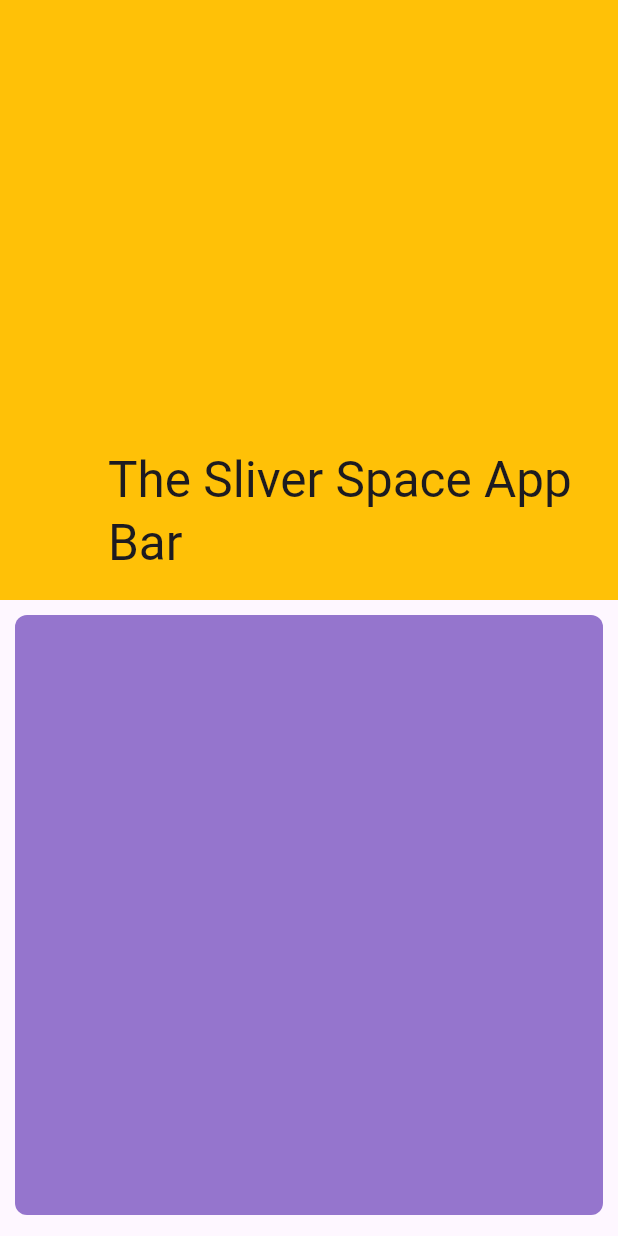
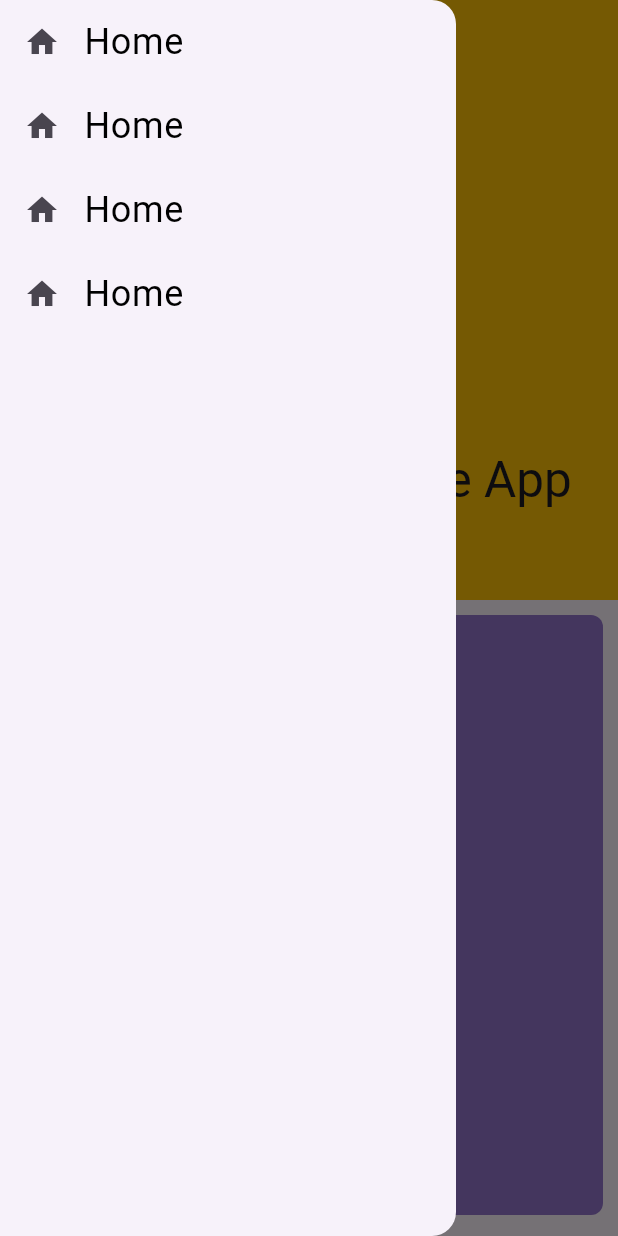
Before and after one commit to RWEMAISINGIZWENorbert/flutter_journey, a Flutter app: the screen it shows after launch, with the side drawer open (before the commit the screen has no drawer), on a phone screen of 412 x 824 dp. Run offline on Flutter 3.47's test engine with Material 3 defaults, Android fonts, the phone set to English and light mode, and no system bars.

Commit message:
The drawer widget

```diff
--- a/lib/main.dart
+++ b/lib/main.dart
@@ -1,6 +1,6 @@
 import 'package:flutter/material.dart';
 import 'package:flutter_journey/navigationWidgets/silver_app_bar.dart';
-import 'package:flutter_journey/navigationWidgets/widgets.dart';
+// import 'package:flutter_journey/navigationWidgets/widgets.dart';
 
 // void main() {
 //   runApp(
--- /dev/null
+++ b/lib/navigationWidgets/drawer_widget.dart
@@ -0,0 +1,52 @@
+
+import 'package:flutter/material.dart';
+
+class DrawerWidget extends StatelessWidget {
+  const DrawerWidget({
+    super.key,
+  });
+
+  @override
+  Widget build(BuildContext context) {
+    return Drawer(
+       child: Container(
+        child: ListView(
+          children: [
+            ListTile(
+              title: Text('Home', style: TextStyle(
+                color: Colors.black,
+                fontSize: 24,
+              ),
+              ),
+              leading: Icon(Icons.home),
+            ),
+            ListTile(
+              title: Text('Home', style: TextStyle(
+                color: Colors.black,
+                fontSize: 24,
+              ),
+              ),
+              leading: Icon(Icons.home),
+            ),
+            ListTile(
+              title: Text('Home', style: TextStyle(
+                color: Colors.black,
+                fontSize: 24,
+              ),
+              ),
+              leading: Icon(Icons.home),
+            ),
+            ListTile(
+              title: Text('Home', style: TextStyle(
+                color: Colors.black,
+                fontSize: 24,
+              ),
+              ),
+              leading: Icon(Icons.home),
+            ),
+          ],
+        ),
+       )
+    );
+  }
+}
--- a/lib/navigationWidgets/silver_app_bar.dart
+++ b/lib/navigationWidgets/silver_app_bar.dart
@@ -1,5 +1,6 @@
 
 import 'package:flutter/material.dart';
+import 'package:flutter_journey/navigationWidgets/drawer_widget.dart';
 
 class SilverAppBar extends StatelessWidget {
   const SilverAppBar({super.key});
@@ -85,6 +86,7 @@ class SilverAppBar extends StatelessWidget {
                 ),
               ],
           ),
+          drawer: DrawerWidget(),
         ),
      );
     }
```
